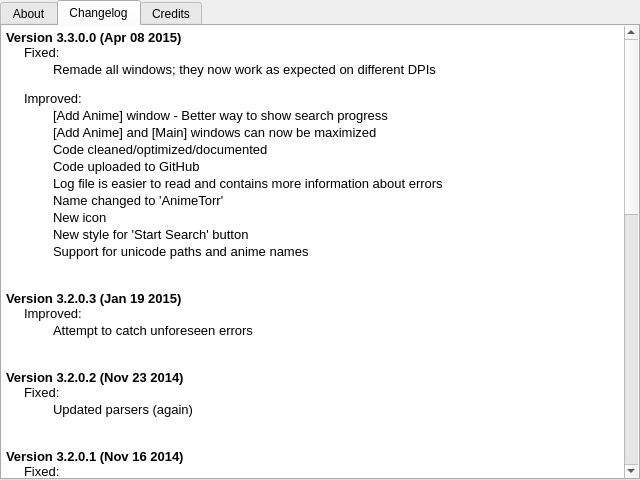
First picture: the form in qt/qt_about.ui, repository geosohh/AnimeTorr, before the edit.
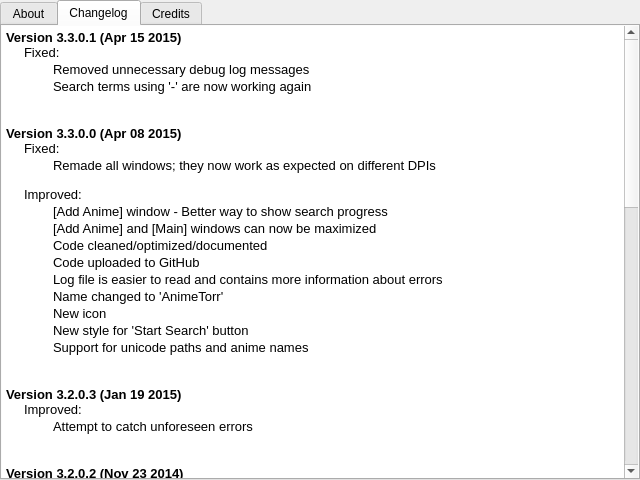
Second picture: the form after the edit. The open tabs and pages were chosen to show the change. Icons and pictures are not drawn.

Commit message: Improved parsers, fixed search, less log messages.

The edit to the form file:
```diff
--- a/qt/qt_about.ui
+++ b/qt/qt_about.ui
@@ -178,7 +178,21 @@
 &lt;html&gt;&lt;head&gt;&lt;meta name=&quot;qrichtext&quot; content=&quot;1&quot; /&gt;&lt;style type=&quot;text/css&quot;&gt;
 p, li { white-space: pre-wrap; }
 &lt;/style&gt;&lt;/head&gt;&lt;body style=&quot; font-family:'MS Shell Dlg 2'; font-size:8.25pt; font-weight:400; font-style:normal;&quot;&gt;
-&lt;p style=&quot; margin-top:0px; margin-bottom:0px; margin-left:0px; margin-right:0px; -qt-block-indent:0; text-indent:0px;&quot;&gt;&lt;span style=&quot; font-size:10pt; font-weight:600;&quot;&gt;Version 3.3.0.0 (Apr 08 2015)&lt;/span&gt;&lt;span style=&quot; font-size:10pt;&quot;&gt;&lt;br /&gt;     Fixed:&lt;/span&gt;&lt;/p&gt;
+&lt;p style=&quot; margin-top:0px; margin-bottom:0px; margin-left:0px; margin-right:0px; -qt-block-indent:0; text-indent:0px;&quot;&gt;&lt;span style=&quot; font-size:10pt; font-weight:600;&quot;&gt;Version 3.3.0.1 (Apr 15 2015)&lt;/span&gt;&lt;span style=&quot; font-size:10pt;&quot;&gt;&lt;br /&gt;     Fixed:&lt;/span&gt;&lt;/p&gt;
+&lt;table border=&quot;0&quot; style=&quot; margin-top:0px; margin-bottom:0px; margin-left:0px; margin-right:0px;&quot; cellspacing=&quot;2&quot; cellpadding=&quot;0&quot;&gt;
+&lt;tr&gt;
+&lt;td&gt;&lt;/td&gt;
+&lt;td&gt;
+&lt;p style=&quot; margin-top:0px; margin-bottom:0px; margin-left:0px; margin-right:0px; -qt-block-indent:0; text-indent:0px;&quot;&gt;&lt;span style=&quot; font-size:10pt;&quot;&gt;          &lt;/span&gt;&lt;img src=&quot;:/images/images/dot.png&quot; /&gt;&lt;span style=&quot; font-size:10pt;&quot;&gt; &lt;/span&gt;&lt;/p&gt;&lt;/td&gt;
+&lt;td&gt;
+&lt;p style=&quot; margin-top:0px; margin-bottom:0px; margin-left:0px; margin-right:0px; -qt-block-indent:0; text-indent:0px;&quot;&gt;&lt;span style=&quot; font-size:10pt;&quot;&gt;Removed unnecessary debug log messages&lt;/span&gt;&lt;/p&gt;&lt;/td&gt;&lt;/tr&gt;
+&lt;tr&gt;
+&lt;td&gt;&lt;/td&gt;
+&lt;td&gt;
+&lt;p style=&quot; margin-top:0px; margin-bottom:0px; margin-left:0px; margin-right:0px; -qt-block-indent:0; text-indent:0px;&quot;&gt;&lt;span style=&quot; font-size:10pt;&quot;&gt;          &lt;/span&gt;&lt;img src=&quot;:/images/images/dot.png&quot; /&gt;&lt;span style=&quot; font-size:10pt;&quot;&gt; &lt;/span&gt;&lt;/p&gt;&lt;/td&gt;
+&lt;td&gt;
+&lt;p style=&quot; margin-top:0px; margin-bottom:0px; margin-left:0px; margin-right:0px; -qt-block-indent:0; text-indent:0px;&quot;&gt;&lt;span style=&quot; font-size:10pt;&quot;&gt;Search terms using '-' are now working again&lt;/span&gt;&lt;/p&gt;&lt;/td&gt;&lt;/tr&gt;&lt;/table&gt;
+&lt;p style=&quot; margin-top:0px; margin-bottom:0px; margin-left:0px; margin-right:0px; -qt-block-indent:0; text-indent:0px;&quot;&gt;&lt;span style=&quot; font-size:10pt;&quot;&gt;&lt;br /&gt;&lt;br /&gt;&lt;/span&gt;&lt;span style=&quot; font-size:10pt; font-weight:600;&quot;&gt;Version 3.3.0.0 (Apr 08 2015)&lt;/span&gt;&lt;span style=&quot; font-size:10pt;&quot;&gt;&lt;br /&gt;     Fixed:&lt;/span&gt;&lt;/p&gt;
 &lt;table border=&quot;0&quot; style=&quot; margin-top:0px; margin-bottom:0px; margin-left:0px; margin-right:0px;&quot; cellspacing=&quot;2&quot; cellpadding=&quot;0&quot;&gt;
 &lt;tr&gt;
 &lt;td&gt;&lt;/td&gt;
```
Left out of the diff: 2 changed lines with no effect on the pictures. The commit also changes 18 other files.
